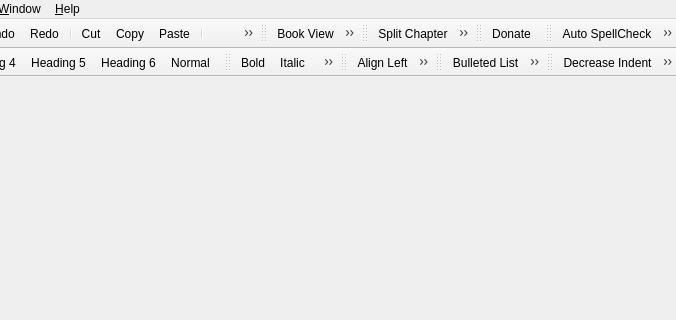
Qt form src/Sigil/Form_Files/main.ui (Sigil-Ebook/Sigil) before a commit; both pictures show x 269 to 945 and y 0 to 320 of the 945 by 673 pixel window.
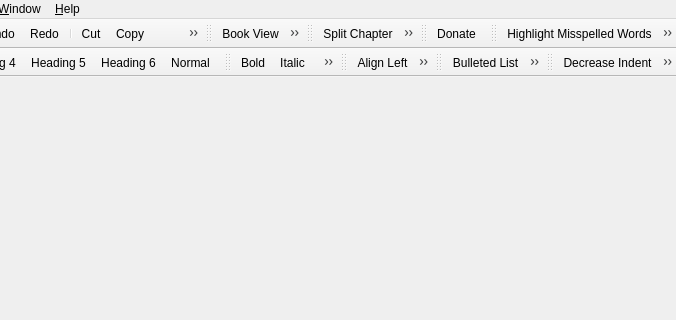
The same form after that commit. Icons and pictures are not drawn.

What changed in the file:
```diff
--- a/src/Sigil/Form_Files/main.ui
+++ b/src/Sigil/Form_Files/main.ui
@@ -1215,7 +1215,7 @@
      <normaloff>:/main/document-autospellcheck_22px.png</normaloff>:/main/document-autospellcheck_22px.png</iconset>
    </property>
    <property name="text">
-    <string>&amp;Auto SpellCheck</string>
+    <string>&amp;Highlight Misspelled Words</string>
    </property>
    <property name="toolTip">
     <string>&lt;p style=&quot;padding-top: 0.5em;&quot; &gt;&lt;b&gt;Auto Spell Check&lt;/b&gt;&lt;/p&gt;
@@ -1229,7 +1229,7 @@
      <normaloff>:/main/document-spellcheck_22px.png</normaloff>:/main/document-spellcheck_22px.png</iconset>
    </property>
    <property name="text">
-    <string>&amp;SpellCheck</string>
+    <string>&amp;Next Misspelled Word</string>
    </property>
    <property name="toolTip">
     <string>&lt;p style=&quot;padding-top: 0.5em;&quot; &gt;&lt;b&gt;Spell Check&lt;/b&gt;&lt;/p&gt;
```
Left out of the diff: 6 changed lines with no effect on the pictures.
